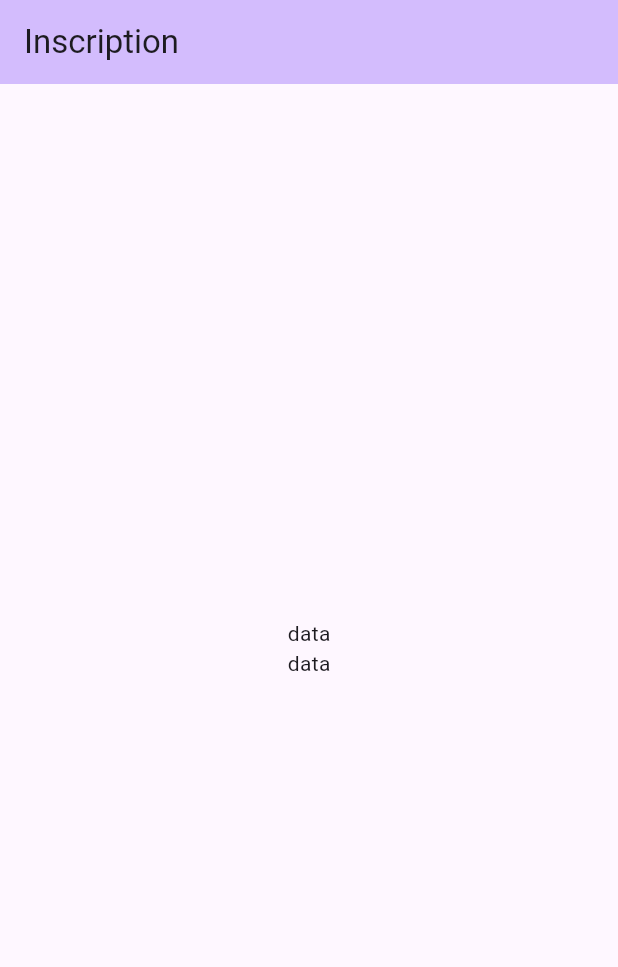
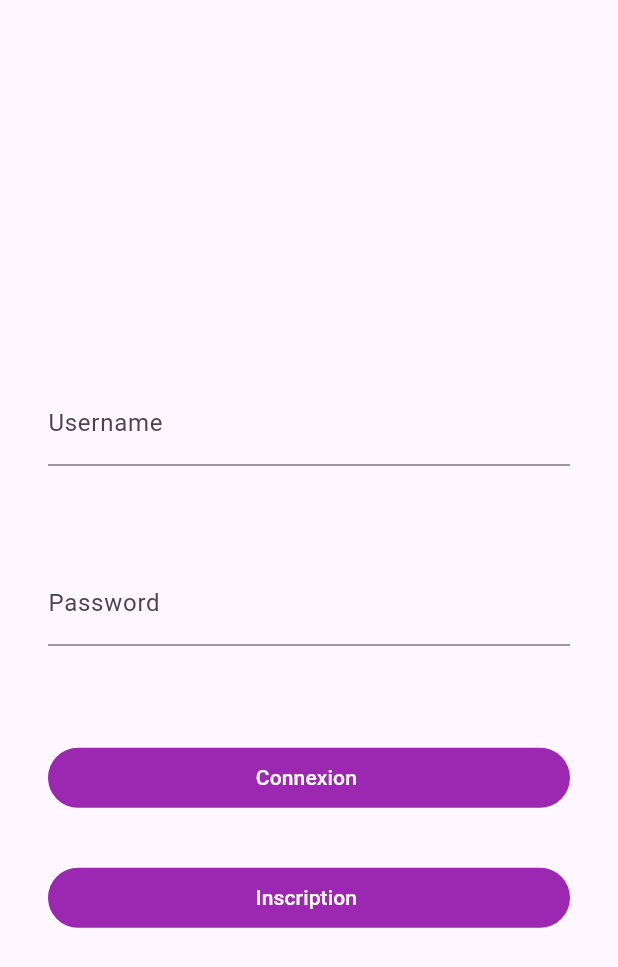
Before and after one commit to oussamarhammi/E23-4205N6-KickMyFlutter-Rhammi, a Flutter app: the screen it shows after launch, on a phone screen of 412 x 824 dp. Shown: the top 967 px of the screen. Run offline on Flutter 3.47's test engine with Material 2 defaults, Android fonts, the phone set to English and light mode, and no system bars.

Commit message:
fct ajout moyen pour que le user se connecte

```diff
--- a/tp1/lib/main.dart
+++ b/tp1/lib/main.dart
@@ -1,4 +1,6 @@
 import 'package:flutter/material.dart';
+
+import 'Inscription.dart';
 
 void main() {
   runApp(const MyApp());
@@ -16,52 +18,89 @@ class MyApp extends StatelessWidget {
         colorScheme: ColorScheme.fromSeed(seedColor: Colors.deepPurple),
         useMaterial3: true,
       ),
-      home: const MyHomePage(title: 'Inscription'),
+      home: const TextFieldScreen(),
     );
   }
 }
 
-class MyHomePage extends StatefulWidget {
-  const MyHomePage({super.key, required this.title});
-  final String title;
+class TextFieldScreen extends StatefulWidget {
+  const TextFieldScreen({Key? key}) : super(key: key);
 
   @override
-  State<MyHomePage> createState() => _MyHomePageState();
+  State<TextFieldScreen> createState() => _TextFieldScreenState();
 }
 
-class _MyHomePageState extends State<MyHomePage> {
-  int _counter = 0;
-
-  void _incrementCounter() {
-    setState(() {
-      _counter++;
-    });
-  }
+class _TextFieldScreenState extends State<TextFieldScreen> {
+  final _controllerusername= TextEditingController();
+  final _controllerpassword= TextEditingController();
+  String name= "";
   @override
   Widget build(BuildContext context) {
     return Scaffold(
-      appBar: AppBar(
-        backgroundColor: Theme
-            .of(context)
-            .colorScheme
-            .inversePrimary,
-        title: Text(widget.title),
+      body: Column(
+        mainAxisAlignment: MainAxisAlignment.center,
+        children: <Widget>[
+          Text(name),
+          Container(
+           child: TextField(
+             controller: _controllerusername,
+             decoration: InputDecoration(
+               labelText: 'Username',
+               hintText: 'Enter your username',
+             ),
+           ),
+           padding: EdgeInsets.all(32),
+         ),
+          Container(
+            child: TextField(
+              controller: _controllerpassword,
+              obscureText: true,
+              decoration: InputDecoration(
+                labelText: 'Password',
+                hintText: 'Enter your password',
+              ),
+            ),
+            padding: EdgeInsets.all(32),
+          ),
+          Container(
+              width: double.infinity,
+              child:TextButton(
+                style: ButtonStyle(
+                  backgroundColor: MaterialStateProperty.all<Color>(Colors.purple),
+                  foregroundColor:  MaterialStateProperty.all<Color>(Colors.white),
+                ),
+                child: Text("Connexion "),
+               onPressed:(){
+                setState(() {
+                  name =_controllerusername.text;
+                });
+               },
+              ),
+              padding: EdgeInsets.all(32),
+            ),
+          Container(
+            width: double.infinity,
+            child:TextButton(
+              style: ButtonStyle(
+                backgroundColor: MaterialStateProperty.all<Color>(Colors.purple),
+                foregroundColor:  MaterialStateProperty.all<Color>(Colors.white),
+              ),
+              child: Text("Inscription "),
+              onPressed:(){
+                Navigator.push(
+                  context,
+                  MaterialPageRoute(builder: (context) => Inscription()),
+                );
+                setState(() {
+                  name =_controllerusername.text;
+                });
+              },
+            ),
+            padding: EdgeInsets.fromLTRB(32,0, 32, 0),
+          ),
+        ],
+
       ),
-      body: Row(
-          mainAxisAlignment: MainAxisAlignment.center,
-          children: <Widget>[
-            Column(
-              mainAxisAlignment: MainAxisAlignment.center,
-              children: [
-                Text('data'),
-                Text('data'),
-                ButtonBar()
-              ],
-            ),
-
-
-    ],
-    ),
     );
   }
 }
```
Also changed, not shown: tp1/lib/Inscription.dart (added).
